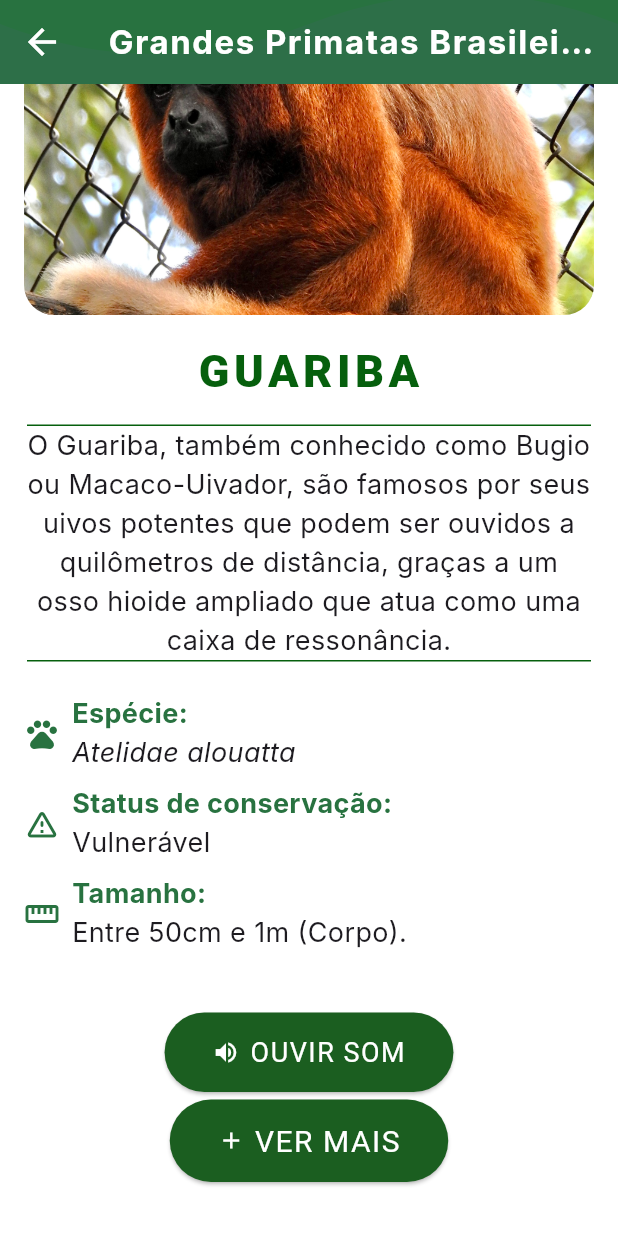
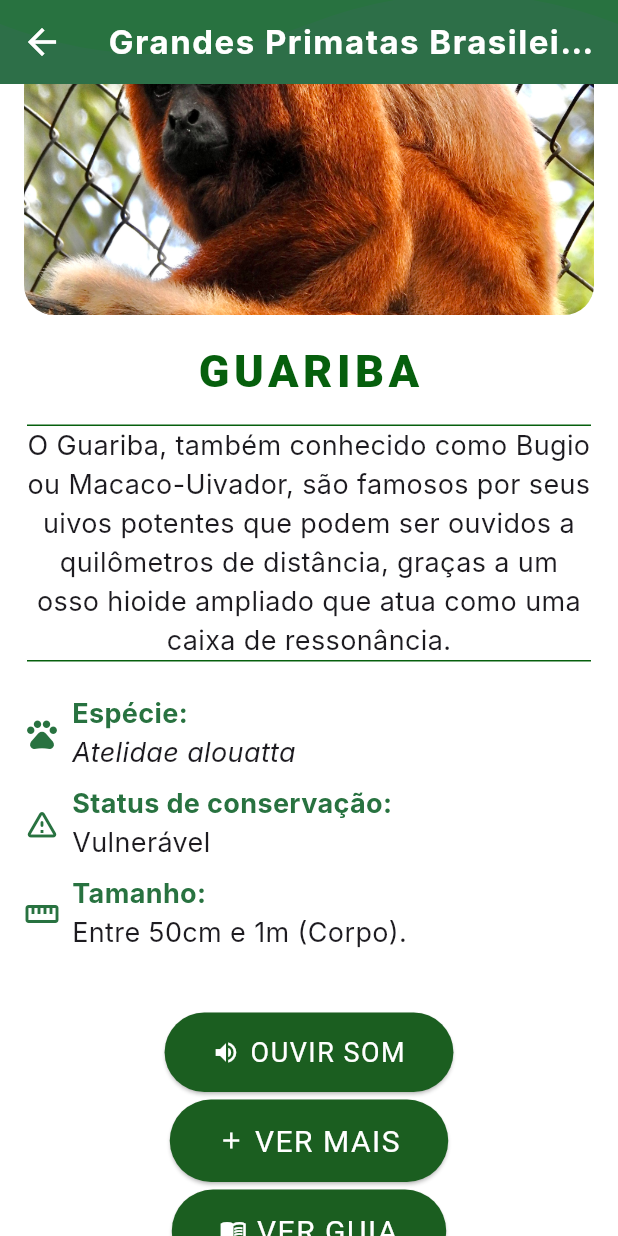
Before and after one commit to vinilima2/ZooBauruMap, a Flutter app: the AnimalScreen screen opened directly, scrolled down 112 dp, on a phone screen of 412 x 824 dp. Run offline on Flutter 3.47's test engine with Material 3 defaults, Android fonts, the phone set to English and light mode, and no system bars; our stand-ins replace audioplayers; Roboto replaces fonts that are missing (Inter).

Commit message:
integra com telas dos animais
Adiciona o botão "VER GUIA" na tela de cada animal (tela_animal.dart).
O botão só aparece se o animal pertencer a uma categoria com página no guia e leva o usuário diretamente para ela.

```diff
--- a/lib/screens/tela_animal.dart
+++ b/lib/screens/tela_animal.dart
@@ -3,6 +3,32 @@ import 'package:url_launcher/url_launcher.dart';
 import 'package:audioplayers/audioplayers.dart';
 import 'package:zoobaurumap/constants/animais.dart';
 import 'package:zoobaurumap/models/animal.dart';
+
+// Importa todas as telas do guia
+import 'package:zoobaurumap/screens/guia_telas/grandes_primatas_brasileiros_guia.dart';
+import 'package:zoobaurumap/screens/guia_telas/pequenos_primatas_brasileiros_guia.dart';
+import 'package:zoobaurumap/screens/guia_telas/psitacideos_guia.dart';
+import 'package:zoobaurumap/screens/guia_telas/tamanduas_guia.dart';
+import 'package:zoobaurumap/screens/guia_telas/primatas_africanos_guia.dart';
+import 'package:zoobaurumap/screens/guia_telas/suricata_mangusto_furao_guia.dart';
+import 'package:zoobaurumap/screens/guia_telas/aves_ratitas_guia.dart';
+import 'package:zoobaurumap/screens/guia_telas/corujas_guia.dart';
+import 'package:zoobaurumap/screens/guia_telas/cervideos_guia.dart';
+import 'package:zoobaurumap/screens/guia_telas/aves_rapina_guia.dart';
+import 'package:zoobaurumap/screens/guia_telas/camelideos_guia.dart';
+import 'package:zoobaurumap/screens/guia_telas/grandes_felinos_guia.dart';
+import 'package:zoobaurumap/screens/guia_telas/anta_guia.dart';
+import 'package:zoobaurumap/screens/guia_telas/pequenos_felinos_guia.dart';
+import 'package:zoobaurumap/screens/guia_telas/lobo_guara_guia.dart';
+import 'package:zoobaurumap/screens/guia_telas/irara_guia.dart';
+import 'package:zoobaurumap/screens/guia_telas/flamingos_guia.dart';
+import 'package:zoobaurumap/screens/guia_telas/pinguins_guia.dart';
+import 'package:zoobaurumap/screens/guia_telas/repteis_guia.dart';
+import 'package:zoobaurumap/screens/guia_telas/cangurus_guia.dart';
+import 'package:zoobaurumap/screens/guia_telas/aves_ribeirinhas_guia.dart';
+import 'package:zoobaurumap/screens/guia_telas/tucanos_aracaris_guia.dart';
+import 'package:zoobaurumap/screens/guia_telas/mutuns_jacus_guia.dart';
+
 
 class AnimalScreen extends StatefulWidget {
   final int indiceAnimal;
@@ -37,9 +63,65 @@ class _AnimalScreenState extends State<AnimalScreen> {
     return texto[0].toUpperCase() + texto.substring(1).toLowerCase();
   }
 
+  // Função para obter a tela do guia com base na categoria
+  Widget? _getGuiaScreen(String categoria) {
+    switch (categoria) {
+      case 'Grandes Primatas Brasileiros':
+        return const GrandesPrimatasBrasileirosGuiaScreen();
+      case 'Pequenos Primatas Brasileiros':
+        return const PequenosPrimatasBrasileirosGuiaScreen();
+      case 'Psitacídeos':
+        return const PsitacideosGuiaScreen();
+      case 'Tamanduás':
+        return const TamanduasGuiaScreen();
+      case 'Primatas Africanos':
+        return const PrimatasAfricanosGuiaScreen();
+      case 'Suricata, Mangusto e Furão':
+        return const SuricataMangustoFuraoGuiaScreen();
+      case 'Aves Ratitas':
+        return const AvesRatitasGuiaScreen();
+      case 'Corujas':
+        return const CorujasGuiaScreen();
+      case 'Cervídeos':
+        return const CervideosGuiaScreen();
+      case 'Aves de Rapina':
+        return const AvesRapinaGuiaScreen();
+      case 'Camelídeos':
+        return const CamelideosGuiaScreen();
+      case 'Grandes Felinos':
+        return const GrandesFelinosGuiaScreen();
+      case 'Anta':
+        return const AntaGuiaScreen();
+      case 'Pequenos Felinos':
+        return const PequenosFelinosGuiaScreen();
+      case 'Lobo-guará':
+        return const LoboGuaraGuiaScreen();
+      case 'Irara':
+        return const IraraGuiaScreen();
+      case 'Flamingos':
+        return const FlamingosGuiaScreen();
+      case 'Pinguins':
+        return const PinguinsGuiaScreen();
+      case 'Répteis':
+        return const RepteisGuiaScreen();
+      case 'Cangurus':
+        return const CangurusGuiaScreen();
+      case 'Aves Ribeirinhas':
+        return const AvesRibeirinhasGuiaScreen();
+      case 'Tucanos e Araçaris':
+        return const TucanosAracarisGuiaScreen();
+      case 'Mutuns e Jacus':
+        return const MutunsJacusGuiaScreen();
+      default:
+        return null; // Retorna nulo se não houver guia para a categoria
+    }
+  }
+
   @override
   Widget build(BuildContext context) {
     Animal animal = animais[widget.indiceAnimal];
+    final guiaScreen = _getGuiaScreen(animal.categoria);
+
     return MediaQuery(
       data: MediaQuery.of(context).copyWith(textScaleFactor: 1.0),
       child: Scaffold(
@@ -251,6 +333,34 @@ class _AnimalScreenState extends State<AnimalScreen> {
                       ),
                     ),
                   ),
+                  // Lógica para o novo botão
+                  if (guiaScreen != null)
+                    Padding(
+                      padding: const EdgeInsets.only(top: 5.0),
+                      child: ElevatedButton.icon(
+                        icon: const Icon(Icons.menu_book),
+                        onPressed: () {
+                          Navigator.push(
+                            context,
+                            MaterialPageRoute(builder: (context) => guiaScreen),
+                          );
+                        },
+                        label: const Text('VER GUIA'),
+                        style: ElevatedButton.styleFrom(
+                          backgroundColor: Colors.green.shade900,
+                          foregroundColor: Colors.white,
+                          padding: const EdgeInsets.symmetric(
+                            horizontal: 32,
+                            vertical: 16,
+                          ),
+                          textStyle: const TextStyle(
+                            fontSize: 20,
+                            fontFamily: 'Roboto',
+                            letterSpacing: 1.0,
+                          ),
+                        ),
+                      ),
+                    ),
                 ],
               ),
               const SizedBox(height: 20),
```
